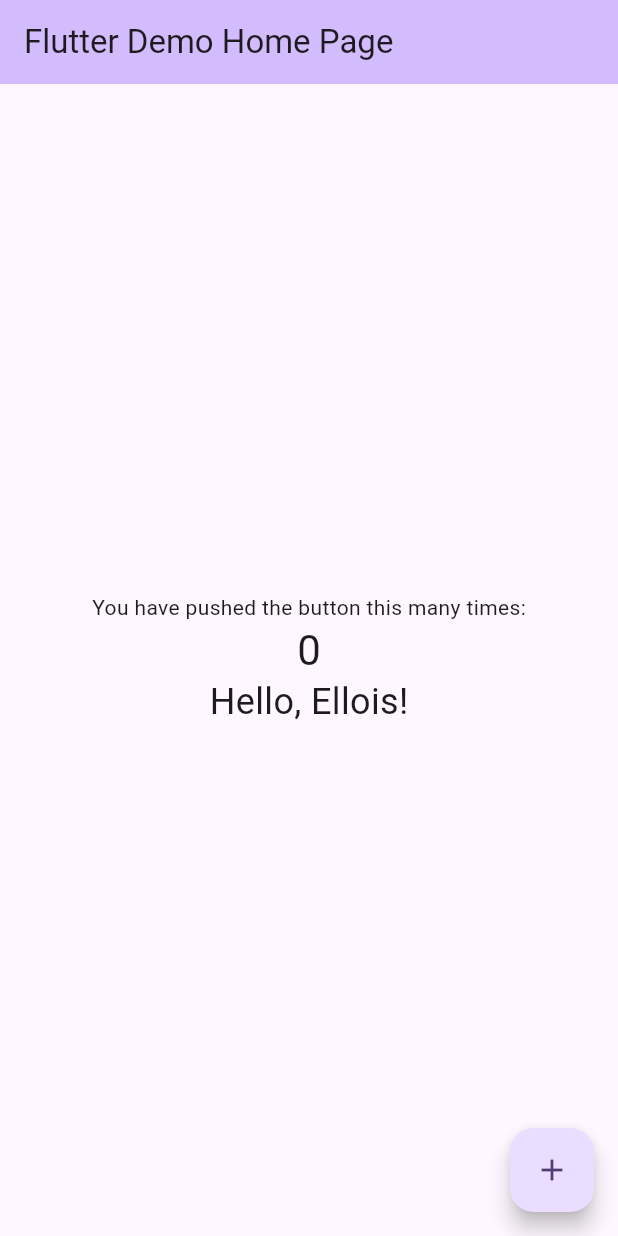
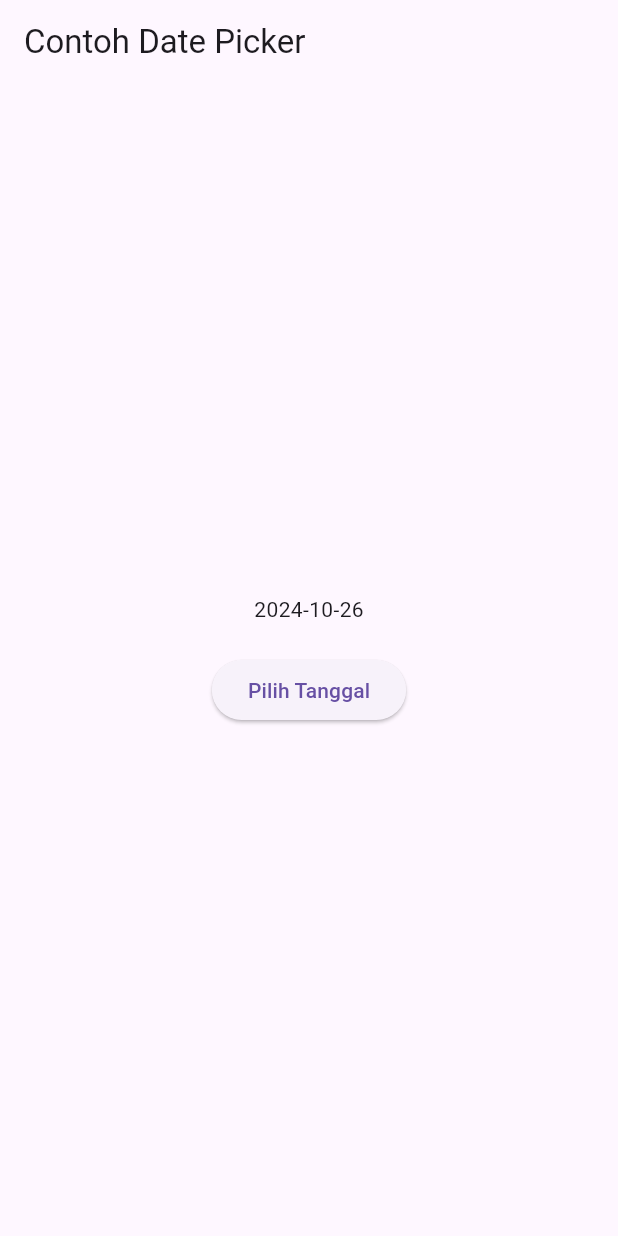
Before and after one commit to pocalatte/flutter-fundamental-part1, a Flutter app: the screen it shows after launch, on a phone screen of 412 x 824 dp. Run offline on Flutter 3.47's test engine with Material 3 defaults, Android fonts, the phone set to English and light mode, and no system bars.

Commit message:
Tugas Praktikum week 5

```diff
--- /dev/null
+++ b/lib/basic_widgets/fab_widget.dart
@@ -0,0 +1,20 @@
+import 'package:flutter/material.dart';
+
+class MyFabWidget extends StatelessWidget {
+  const MyFabWidget({super.key});
+
+  @override
+  Widget build(BuildContext context) {
+    return MaterialApp(
+      home: Scaffold(
+        floatingActionButton: FloatingActionButton(
+          onPressed: () {
+            // Add your onPressed code here!
+          },
+          backgroundColor: Colors.pink,
+          child: const Icon(Icons.thumb_up),
+        ),
+      ),
+    );
+  }
+}
--- /dev/null
+++ b/lib/basic_widgets/loading_cupertino.dart
@@ -0,0 +1,27 @@
+import 'package:flutter/material.dart';
+import 'package:flutter/cupertino.dart';
+
+class LoadingCupertino extends StatelessWidget {
+  const LoadingCupertino({super.key});
+
+  @override
+  Widget build(BuildContext context) {
+    return MaterialApp(
+      home: Container(
+        margin: const EdgeInsets.only(top: 30),
+        color: Colors.white,
+        child: Column(
+          children: <Widget>[
+            CupertinoButton(
+              child: const Text("Contoh button"),
+              onPressed: () {
+                // Logika untuk tombol
+              },
+            ),
+            const CupertinoActivityIndicator(),
+          ],
+        ),
+      ),
+    );
+  }
+}
--- a/lib/main.dart
+++ b/lib/main.dart
@@ -1,37 +1,16 @@
+import 'dart:async';
 import 'package:flutter/material.dart';
 
-void main() {
-  runApp(const MyApp());
-}
+void main() => runApp(const MyApp());
 
 class MyApp extends StatelessWidget {
   const MyApp({super.key});
 
-  // This widget is the root of your application.
   @override
   Widget build(BuildContext context) {
-    return MaterialApp(
-      title: 'Flutter Demo',
-      theme: ThemeData(
-        // This is the theme of your application.
-        //
-        // TRY THIS: Try running your application with "flutter run". You'll see
-        // the application has a purple toolbar. Then, without quitting the app,
-        // try changing the seedColor in the colorScheme below to Colors.green
-        // and then invoke "hot reload" (save your changes or press the "hot
-        // reload" button in a Flutter-supported IDE, or press "r" if you used
-        // the command line to start the app).
-        //
-        // Notice that the counter didn't reset back to zero; the application
-        // state is not lost during the reload. To reset the state, use hot
-        // restart instead.
-        //
-        // This works for code too, not just values: Most code changes can be
-        // tested with just a hot reload.
-        colorScheme: ColorScheme.fromSeed(seedColor: Colors.deepPurple),
-        useMaterial3: true,
-      ),
-      home: const MyHomePage(title: 'Flutter Demo Home Page'),
+    return const MaterialApp(
+      title: 'Contoh Date Picker',
+      home: MyHomePage(title: 'Contoh Date Picker'),
     );
   }
 }
@@ -39,91 +18,56 @@ class MyApp extends StatelessWidget {
 class MyHomePage extends StatefulWidget {
   const MyHomePage({super.key, required this.title});
 
-  // This widget is the home page of your application. It is stateful, meaning
-  // that it has a State object (defined below) that contains fields that affect
-  // how it looks.
-
-  // This class is the configuration for the state. It holds the values (in this
-  // case the title) provided by the parent (in this case the App widget) and
-  // used by the build method of the State. Fields in a Widget subclass are
-  // always marked "final".
-
   final String title;
 
   @override
-  State<MyHomePage> createState() => _MyHomePageState();
+  _MyHomePageState createState() => _MyHomePageState();
 }
 
 class _MyHomePageState extends State<MyHomePage> {
-  int _counter = 0;
+  // Variable/State untuk mengambil tanggal
+  DateTime selectedDate = DateTime.now();
 
-  void _incrementCounter() {
-    setState(() {
-      // This call to setState tells the Flutter framework that something has
-      // changed in this State, which causes it to rerun the build method below
-      // so that the display can reflect the updated values. If we changed
-      // _counter without calling setState(), then the build method would not be
-      // called again, and so nothing would appear to happen.
-      _counter++;
-    });
+  //  Initial SelectDate FLutter
+  Future<void> _selectDate(BuildContext context) async {
+    // Initial DateTime FIinal Picked
+    final DateTime? picked = await showDatePicker(
+        context: context,
+        initialDate: selectedDate,
+        firstDate: DateTime(2015, 8),
+        lastDate: DateTime(2101));
+    if (picked != null && picked != selectedDate) {
+      setState(() {
+        selectedDate = picked;
+      });
+    }
   }
 
   @override
   Widget build(BuildContext context) {
-    // This method is rerun every time setState is called, for instance as done
-    // by the _incrementCounter method above.
-    //
-    // The Flutter framework has been optimized to make rerunning build methods
-    // fast, so that you can just rebuild anything that needs updating rather
-    // than having to individually change instances of widgets.
     return Scaffold(
       appBar: AppBar(
-        // TRY THIS: Try changing the color here to a specific color (to
-        // Colors.amber, perhaps?) and trigger a hot reload to see the AppBar
-        // change color while the other colors stay the same.
-        backgroundColor: Theme.of(context).colorScheme.inversePrimary,
-        // Here we take the value from the MyHomePage object that was created by
-        // the App.build method, and use it to set our appbar title.
         title: Text(widget.title),
       ),
       body: Center(
-        // Center is a layout widget. It takes a single child and positions it
-        // in the middle of the parent.
         child: Column(
-          // Column is also a layout widget. It takes a list of children and
-          // arranges them vertically. By default, it sizes itself to fit its
-          // children horizontally, and tries to be as tall as its parent.
-          //
-          // Column has various properties to control how it sizes itself and
-          // how it positions its children. Here we use mainAxisAlignment to
-          // center the children vertically; the main axis here is the vertical
-          // axis because Columns are vertical (the cross axis would be
-          // horizontal).
-          //
-          // TRY THIS: Invoke "debug painting" (choose the "Toggle Debug Paint"
-          // action in the IDE, or press "p" in the console), to see the
-          // wireframe for each widget.
-          mainAxisAlignment: MainAxisAlignment.center,
+          mainAxisSize: MainAxisSize.min,
           children: <Widget>[
-            const Text(
-              'You have pushed the button this many times:',
+            Text("${selectedDate.toLocal()}".split(' ')[0]),
+            const SizedBox(
+              height: 20.0,
             ),
-            Text(
-              '$_counter',
-              style: Theme.of(context).textTheme.headlineMedium,
+            ElevatedButton(
+              onPressed: () => {
+                _selectDate(context),
+                // ignore: avoid_print
+                print(selectedDate.day + selectedDate.month + selectedDate.year)
+              },
+              child: const Text('Pilih Tanggal'),
             ),
-            const Text(
-              'Hello, Ellois!',
-              style: TextStyle(fontSize: 24),
-            )
           ],
         ),
       ),
-      floatingActionButton: FloatingActionButton(
-        onPressed: _incrementCounter,
-        tooltip: 'Increment',
-        child: const Icon(Icons.add),
-      ), // This trailing comma makes auto-formatting nicer for build methods.
     );
   }
 }
--- a/pubspec.yaml
+++ b/pubspec.yaml
@@ -58,6 +58,9 @@ flutter:
   # the material Icons class.
   uses-material-design: true
 
+  assets:
+    - assets/logo_polinema.png
+
   # To add assets to your application, add an assets section, like this:
   # assets:
   #   - images/a_dot_burr.jpeg
```
Also changed, not shown: lib/basic_widgets/image_widget.dart (added, +15 -0 lines), lib/basic_widgets/text_widget.dart (added, +13 -0 lines), assets/logo_polinema.png (added), image/README/1729962220561.png (deleted), images/02.png (added), images/03.png (added), images/04.png (added), images/05.png (added), images/06.png (added), images/07.png (added), images/08.png (added), images/09.png (added), images/10.png (added), images/11.png (added), 1 other file.
